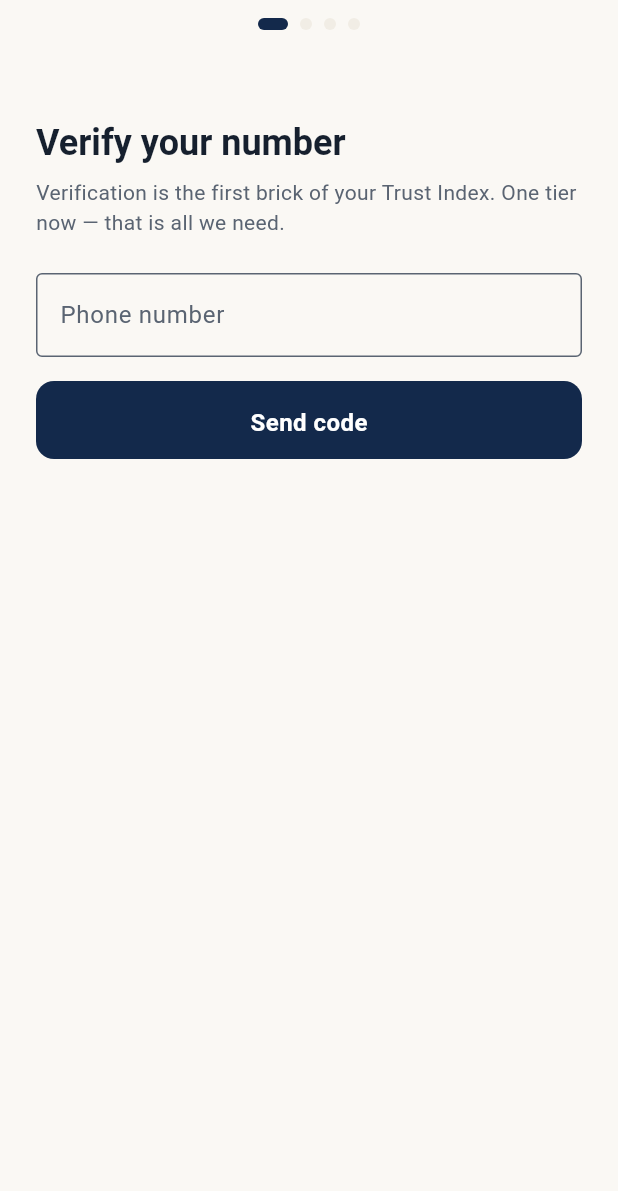
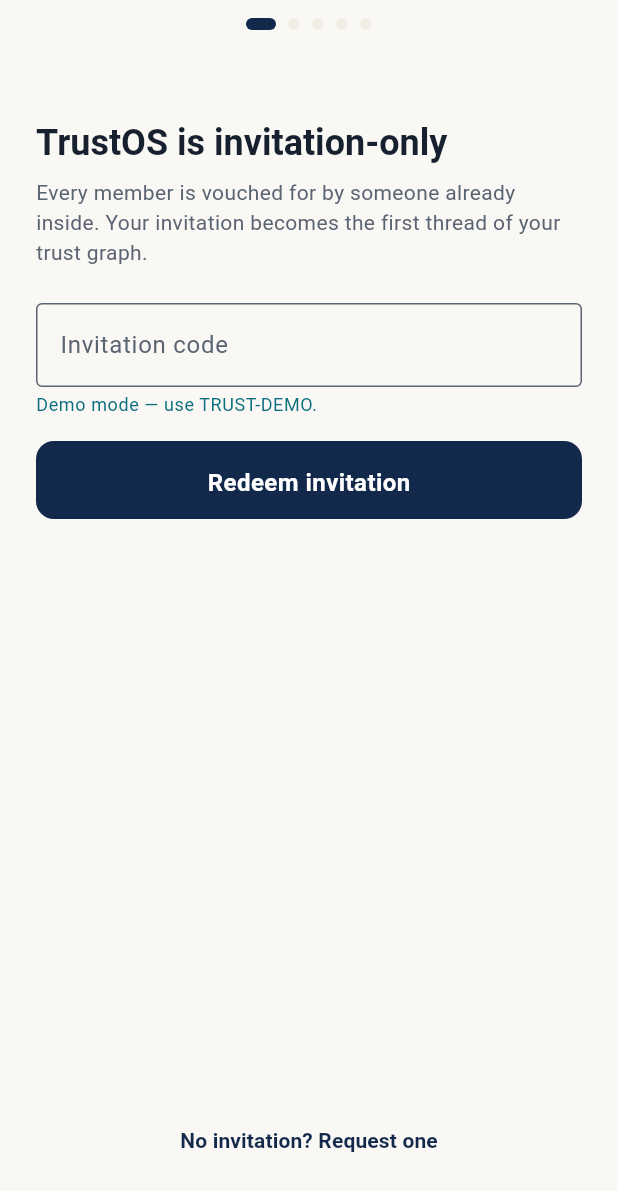
Before and after one commit to shiwalay/TrustOS, a Flutter app: the screen it shows after launch, swiped to page 2, on a phone screen of 412 x 824 dp. Shown: the top 1191 px of the screen. Run offline on Flutter 3.47's test engine with Material 3 defaults, Android fonts, the phone set to English and light mode, and no system bars; our stand-ins replace dio, drift, drift_flutter, equatable, flutter_riverpod, go_router and 1 more; accounts and stored records are empty; generated files the repository leaves out were written again.

Commit message:
Invitation-only membership: invite gate + Invitations screen + strategy
- onboarding gains step 2 'TrustOS is invitation-only': code entry
  (TRUST-XXXX, demo TRUST-DEMO), inviter reveal card ('They staked a
  slice of their trust on you'), honest waitlist path for the
  uninvited; flow is now 5 steps
- new Invitations screen (You tab): personal code in a gold brand
  card, 3-of-5 scarcity counter, vouch explanation, pre-written
  invite message with the code + copy-to-clipboard send flow
- pure InviteCode validator + 5 unit tests
- docs/15 §7.1: invitation-as-vouch mechanic — scarce allotments,
  :VOUCHES_FOR edge + DTI cold-start seeding, inviter skin-in-the-
  game damping, waitlist-as-inventory, phase exit criteria

Verified: analyze clean, 26/26 tests, web build; gate + redemption +
Invitations screen walked live in Chrome (dark).

Co-Authored-By: Claude Fable 5 <noreply@anthropic.com>

```diff
--- a/mobile/lib/app/router/router.dart
+++ b/mobile/lib/app/router/router.dart
@@ -9,6 +9,7 @@ import '../../features/copilot/presentation/screens/copilot_screen.dart';
 import '../../features/deals/presentation/screens/deals_screen.dart';
 import '../../features/home/presentation/screens/home_screen.dart';
 import '../../features/identity/presentation/screens/identity_screen.dart';
+import '../../features/invites/presentation/screens/invites_screen.dart';
 import '../../features/knowledge/presentation/screens/knowledge_screen.dart';
 import '../../features/leaderboards/presentation/screens/leaderboards_screen.dart';
 import '../../features/marketplace/presentation/screens/marketplace_screen.dart';
@@ -116,6 +117,10 @@ final routerProvider = Provider<GoRouter>((ref) {
                   builder: (context, state) => const LeaderboardsScreen(),
                 ),
                 GoRoute(
+                  path: 'invites',
+                  builder: (context, state) => const InvitesScreen(),
+                ),
+                GoRoute(
                   path: 'identity',
                   builder: (context, state) => const IdentityScreen(),
                 ),
--- a/mobile/lib/app/router/routes.dart
+++ b/mobile/lib/app/router/routes.dart
@@ -25,6 +25,7 @@ abstract final class Routes {
   static const campaigns = '/you/campaigns';
   static const leaderboards = '/you/leaderboards';
   static const identity = '/you/identity';
+  static const invites = '/you/invites';
   static const settings = '/you/settings';
 
   // Referrals (pushed over the shell — deep-linkable from push notifications).
--- /dev/null
+++ b/mobile/lib/features/onboarding/domain/invite_code.dart
@@ -0,0 +1,47 @@
+/// Invitation codes — TrustOS is invitation-only (docs/15 §launch mechanic:
+/// an invite IS a vouch; it seeds the invitee's first trust-graph edge and
+/// stakes a slice of the inviter's vouch weight).
+///
+/// Format: TRUST-XXXX or TRUST-XXXX-XXXX (A–Z, 0–9). Validation here is
+/// format-only; identity-service owns real redemption (single-use, expiry,
+/// inviter lookup). Demo mode resolves a stub inviter locally.
+library;
+
+class InviteValidation {
+  const InviteValidation._(this.normalized, this.inviterName, this.error);
+
+  final String? normalized;
+  final String? inviterName;
+  final String? error;
+
+  bool get isValid => normalized != null;
+}
+
+abstract final class InviteCode {
+  static final _format = RegExp(r'^TRUST-[A-Z0-9]{4}(-[A-Z0-9]{2,6})?$');
+
+  /// Demo-mode inviter directory; production resolves via identity-service.
+  static const _demoInviters = {
+    'TRUST-DEMO': 'Rohan Mehta · Gold member',
+    'TRUST-RVK7-GOLD': 'Priya Sharma · Platinum member',
+  };
+
+  static InviteValidation validate(String raw) {
+    final code = raw.trim().toUpperCase().replaceAll(RegExp(r'\s+'), '');
+    if (code.isEmpty) {
+      return const InviteValidation._(null, null, 'Enter your invitation code.');
+    }
+    if (code == 'TRUST-DEMO' || _format.hasMatch(code)) {
+      return InviteValidation._(
+        code,
+        _demoInviters[code] ?? 'A verified member',
+        null,
+      );
+    }
+    return const InviteValidation._(
+      null,
+      null,
+      'That does not look like a TrustOS code (TRUST-XXXX).',
+    );
+  }
+}
--- a/mobile/lib/features/onboarding/presentation/screens/onboarding_screen.dart
+++ b/mobile/lib/features/onboarding/presentation/screens/onboarding_screen.dart
@@ -3,12 +3,14 @@ import 'package:flutter/material.dart';
 import '../../../../core/design_system/tokens/spacing.dart';
 import '../widgets/aha_step.dart';
 import '../widgets/import_step.dart';
+import '../widgets/invite_step.dart';
 import '../widgets/verify_step.dart';
 import '../widgets/welcome_step.dart';
 
 /// First-session activation flow — docs/10-ux-design.md §5.1 ("aha in
-/// < 3 minutes"). Four steps: Welcome → Verify (T1 only, progressive
-/// disclosure) → Contact import (consent-first, honest skip) → The Reveal.
+/// < 3 minutes"). Five steps: Welcome → Invitation (invite-only gate; an
+/// invite is a vouch — docs/15) → Verify (T1 only, progressive disclosure)
+/// → Contact import (consent-first, honest skip) → The Reveal.
 ///
 /// Completing the flow flips [onboardedProvider]; the router redirect
 /// (app/router/router.dart) then lands the user on Home.
@@ -30,7 +32,7 @@ class _OnboardingScreenState extends State<OnboardingScreen> {
   }
 
   void _next() {
-    setState(() => _step = (_step + 1).clamp(0, 3));
+    setState(() => _step = (_step + 1).clamp(0, 4));
     _pageController.animateToPage(
       _step,
       duration: const Duration(milliseconds: 320), // Emphasized (10-ux §4.3)
@@ -55,6 +57,7 @@ class _OnboardingScreenState extends State<OnboardingScreen> {
                 physics: const NeverScrollableScrollPhysics(),
                 children: [
                   WelcomeStep(onNext: _next),
+                  InviteStep(onNext: _next),
                   VerifyStep(onNext: _next),
                   ImportStep(onNext: _next),
                   const AhaStep(),
@@ -77,11 +80,11 @@ class _StepDots extends StatelessWidget {
   Widget build(BuildContext context) {
     final scheme = Theme.of(context).colorScheme;
     return Semantics(
-      label: 'Onboarding step ${current + 1} of 4',
+      label: 'Onboarding step ${current + 1} of 5',
       child: Row(
         mainAxisSize: MainAxisSize.min,
         children: [
-          for (var i = 0; i < 4; i++)
+          for (var i = 0; i < 5; i++)
             AnimatedContainer(
               duration: const Duration(milliseconds: 200),
               margin:
--- /dev/null
+++ b/mobile/lib/features/onboarding/presentation/widgets/invite_step.dart
@@ -0,0 +1,153 @@
+import 'package:flutter/material.dart';
+
+import '../../../../core/design_system/tokens/colors.dart';
+import '../../../../core/design_system/tokens/spacing.dart';
+import '../../domain/invite_code.dart';
+
+/// Step 2 — the invitation gate. TrustOS is invitation-only: an invite IS a
+/// vouch (docs/15). The gate is scarcity with warmth — the copy sells being
+/// chosen, and "Request an invitation" keeps the door visibly ajar for
+/// uninvited arrivals (waitlist; never a dead end).
+class InviteStep extends StatefulWidget {
+  const InviteStep({required this.onNext, super.key});
+
+  final VoidCallback onNext;
+
+  @override
+  State<InviteStep> createState() => _InviteStepState();
+}
+
+class _InviteStepState extends State<InviteStep> {
+  final _codeController = TextEditingController();
+
+  String? _error;
+  String? _inviterName;
+
+  bool get _accepted => _inviterName != null;
+
+  @override
+  void dispose() {
+    _codeController.dispose();
+    super.dispose();
+  }
+
+  void _redeem() {
+    final result = InviteCode.validate(_codeController.text);
+    setState(() {
+      _error = result.error;
+      _inviterName = result.inviterName;
+    });
+  }
+
+  void _joinWaitlist() {
+    ScaffoldMessenger.of(context).showSnackBar(
+      const SnackBar(
+        content: Text(
+          'Waitlist noted — members near you are sent your request first.',
+        ),
+      ),
+    );
+  }
+
+  @override
+  Widget build(BuildContext context) {
+    final theme = Theme.of(context);
+    final isDark = theme.brightness == Brightness.dark;
+    final positive =
+        isDark ? EmberColors.positiveDark : EmberColors.positiveLight;
+    final gold = theme.colorScheme.tertiary;
+
+    return Padding(
+      padding: const EdgeInsets.all(EmberSpacing.lg),
+      child: Column(
+        crossAxisAlignment: CrossAxisAlignment.stretch,
+        children: [
+          const SizedBox(height: EmberSpacing.lg),
+          Text('TrustOS is invitation-only',
+              style: theme.textTheme.headlineMedium),
+          const SizedBox(height: EmberSpacing.xs),
+          Text(
+            'Every member is vouched for by someone already inside. '
+            'Your invitation becomes the first thread of your trust graph.',
+            style: theme.textTheme.bodyMedium
+                ?.copyWith(color: theme.colorScheme.onSurfaceVariant),
+          ),
+          const SizedBox(height: EmberSpacing.lg),
+          TextField(
+            controller: _codeController,
+            enabled: !_accepted,
+            textCapitalization: TextCapitalization.characters,
+            onSubmitted: (_) => _redeem(),
+            decoration: InputDecoration(
+              labelText: 'Invitation code',
+              hintText: 'TRUST-XXXX',
+              errorText: _error,
+              border: const OutlineInputBorder(),
+            ),
+          ),
+          const SizedBox(height: EmberSpacing.xxs),
+          Text(
+            'Demo mode — use TRUST-DEMO.',
+            style: theme.textTheme.bodySmall?.copyWith(
+              color: isDark ? EmberColors.infoDark : EmberColors.infoLight,
+            ),
+          ),
+          const SizedBox(height: EmberSpacing.md),
+          if (!_accepted)
+            FilledButton(
+              onPressed: _redeem,
+              child: const Text('Redeem invitation'),
+            ),
+          if (_accepted) ...[
+            Container(
+              padding: const EdgeInsets.all(EmberSpacing.sm),
+              decoration: BoxDecoration(
+                color: gold.withValues(alpha: 0.10),
+                borderRadius: BorderRadius.circular(EmberRadii.card),
+                border: Border.all(color: gold.withValues(alpha: 0.35)),
+              ),
+              child: Row(
+                children: [
+                  Icon(Icons.workspace_premium_outlined, color: gold),
+                  const SizedBox(width: EmberSpacing.sm),
+                  Expanded(
+                    child: Column(
+                      crossAxisAlignment: CrossAxisAlignment.start,
+                      children: [
+                        Text(
+                          'Invited by $_inviterName',
+                          style: theme.textTheme.bodyLarge
+                              ?.copyWith(fontWeight: FontWeight.w600),
+                        ),
+                        const SizedBox(height: EmberSpacing.xxs),
+                        Text(
+                          'They staked a slice of their trust on you.',
+                          style: theme.textTheme.bodySmall?.copyWith(
+                            color: theme.colorScheme.onSurfaceVariant,
+                          ),
+                        ),
+                      ],
+                    ),
+                  ),
+                  Icon(Icons.check_circle_outline, color: positive),
+                ],
+              ),
+            ),
+          ],
+          const Spacer(),
+          if (_accepted)
+            FilledButton(
+              onPressed: widget.onNext,
+              child: const Text('Continue'),
+            )
+          else
+            TextButton(
+              onPressed: _joinWaitlist,
+              child: const Text('No invitation? Request one'),
+            ),
+          const SizedBox(height: EmberSpacing.md),
+        ],
+      ),
+    );
+  }
+}
--- a/mobile/lib/features/settings/presentation/screens/you_screen.dart
+++ b/mobile/lib/features/settings/presentation/screens/you_screen.dart
@@ -19,6 +19,8 @@ class YouScreen extends ConsumerWidget {
         children: [
           _tile(context, Icons.workspace_premium_outlined, 'Trust profile',
               Routes.trustProfile),
+          _tile(context, Icons.card_membership_outlined, 'Invitations',
+              Routes.invites),
           _tile(context, Icons.token_outlined, 'Rewards', Routes.rewards),
           _tile(context, Icons.handshake_outlined, 'My deals', Routes.deals),
           _tile(context, Icons.campaign_outlined, 'My campaigns',
```
Also changed, not shown: mobile/lib/features/invites/presentation/screens/invites_screen.dart (added, +125 -0 lines), 2 other files.
